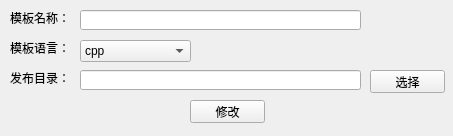
Before: the Qt Designer form designer/ui/modify_tmpl.ui in aywfelix/ProtoExcelTool, drawn with Qt 5.
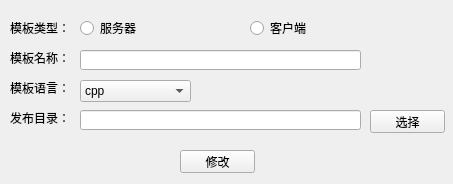
After: the same form once the commit is applied.

Commit message: 添加枚举类型选择

```diff
--- a/designer/ui/modify_tmpl.ui
+++ b/designer/ui/modify_tmpl.ui
@@ -7,7 +7,7 @@
     <x>0</x>
     <y>0</y>
     <width>453</width>
-    <height>136</height>
+    <height>184</height>
    </rect>
   </property>
   <property name="windowTitle">
@@ -17,7 +17,7 @@
    <property name="geometry">
     <rect>
      <x>10</x>
-     <y>10</y>
+     <y>50</y>
      <width>61</width>
      <height>16</height>
     </rect>
@@ -30,7 +30,7 @@
    <property name="geometry">
     <rect>
      <x>10</x>
-     <y>40</y>
+     <y>80</y>
      <width>61</width>
      <height>16</height>
     </rect>
@@ -43,7 +43,7 @@
    <property name="geometry">
     <rect>
      <x>10</x>
-     <y>70</y>
+     <y>110</y>
      <width>61</width>
      <height>16</height>
     </rect>
@@ -55,8 +55,8 @@
   <widget class="QPushButton" name="bTnModify">
    <property name="geometry">
     <rect>
-     <x>190</x>
-     <y>100</y>
+     <x>180</x>
+     <y>150</y>
      <width>75</width>
      <height>23</height>
     </rect>
@@ -69,7 +69,7 @@
    <property name="geometry">
     <rect>
      <x>80</x>
-     <y>10</y>
+     <y>50</y>
      <width>281</width>
      <height>20</height>
     </rect>
@@ -79,7 +79,7 @@
    <property name="geometry">
     <rect>
      <x>80</x>
-     <y>40</y>
+     <y>80</y>
      <width>111</width>
      <height>22</height>
     </rect>
@@ -109,7 +109,7 @@
    <property name="geometry">
     <rect>
      <x>80</x>
-     <y>70</y>
+     <y>110</y>
      <width>281</width>
      <height>20</height>
     </rect>
@@ -122,7 +122,7 @@
    <property name="geometry">
     <rect>
      <x>370</x>
-     <y>70</y>
+     <y>110</y>
      <width>75</width>
      <height>23</height>
     </rect>
@@ -131,6 +131,45 @@
     <string>选择</string>
    </property>
   </widget>
+  <widget class="QRadioButton" name="rBtnClient">
+   <property name="geometry">
+    <rect>
+     <x>250</x>
+     <y>20</y>
+     <width>89</width>
+     <height>16</height>
+    </rect>
+   </property>
+   <property name="text">
+    <string>客户端</string>
+   </property>
+  </widget>
+  <widget class="QLabel" name="label_4">
+   <property name="geometry">
+    <rect>
+     <x>10</x>
+     <y>20</y>
+     <width>61</width>
+     <height>16</height>
+    </rect>
+   </property>
+   <property name="text">
+    <string>模板类型：</string>
+   </property>
+  </widget>
+  <widget class="QRadioButton" name="rBtnServer">
+   <property name="geometry">
+    <rect>
+     <x>80</x>
+     <y>20</y>
+     <width>89</width>
+     <height>16</height>
+    </rect>
+   </property>
+   <property name="text">
+    <string>服务器</string>
+   </property>
+  </widget>
  </widget>
  <resources/>
  <connections/>
```
The commit also changes 21 other files.
